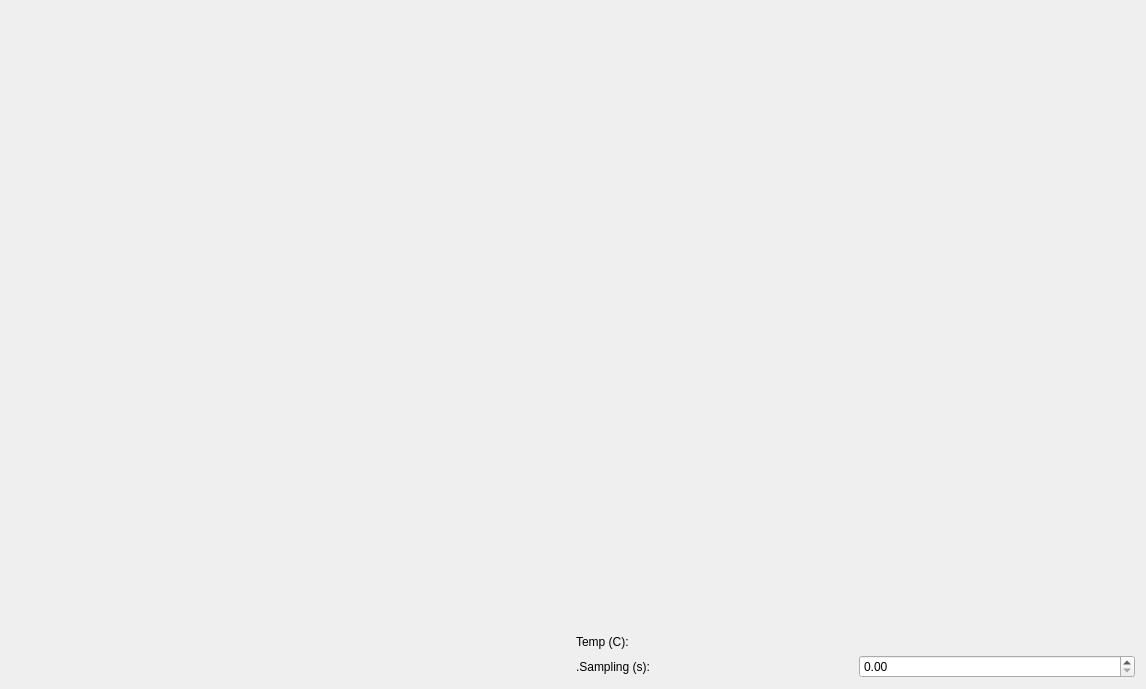
Above: SpidrMpx3Eq/qcstmconfigmonitoring.ui from navrit/dexter before the change. Below: the same form after it.
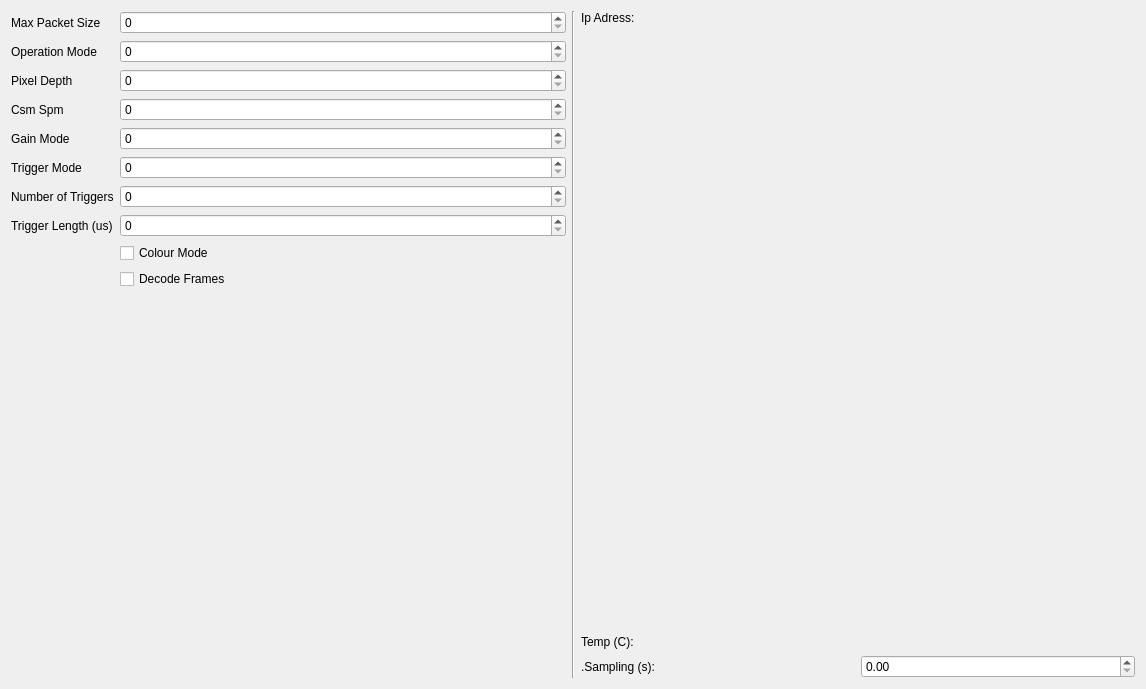
That is the form after the change.

```diff
--- a/SpidrMpx3Eq/qcstmconfigmonitoring.ui
+++ b/SpidrMpx3Eq/qcstmconfigmonitoring.ui
@@ -15,37 +15,195 @@
   </property>
   <layout class="QHBoxLayout" name="horizontalLayout_2">
    <item>
-    <layout class="QHBoxLayout" name="horizontalLayout">
+    <layout class="QHBoxLayout" name="horizontalLayout" stretch="0,0,0">
      <item>
-      <widget class="QWidget" name="widget" native="true"/>
-     </item>
-     <item>
-      <layout class="QGridLayout" name="gridLayout">
+      <layout class="QFormLayout" name="formLayout">
+       <item row="0" column="0">
+        <widget class="QLabel" name="label_4">
+         <property name="text">
+          <string>Max Packet Size</string>
+         </property>
+        </widget>
+       </item>
+       <item row="0" column="1">
+        <widget class="QSpinBox" name="maxPacketSizeSpinner">
+         <property name="keyboardTracking">
+          <bool>false</bool>
+         </property>
+         <property name="maximum">
+          <number>999999999</number>
+         </property>
+        </widget>
+       </item>
+       <item row="1" column="0">
+        <widget class="QLabel" name="label_3">
+         <property name="text">
+          <string>Operation Mode</string>
+         </property>
+        </widget>
+       </item>
        <item row="1" column="1">
+        <widget class="QSpinBox" name="operationModeSpinner">
+         <property name="keyboardTracking">
+          <bool>false</bool>
+         </property>
+         <property name="maximum">
+          <number>9999999</number>
+         </property>
+        </widget>
+       </item>
+       <item row="2" column="0">
+        <widget class="QLabel" name="label_2">
+         <property name="text">
+          <string>Pixel Depth</string>
+         </property>
+        </widget>
+       </item>
+       <item row="2" column="1">
+        <widget class="QSpinBox" name="pixelDepthSpinner">
+         <property name="keyboardTracking">
+          <bool>false</bool>
+         </property>
+         <property name="maximum">
+          <number>9999999</number>
+         </property>
+        </widget>
+       </item>
+       <item row="3" column="0">
+        <widget class="QLabel" name="label_5">
+         <property name="text">
+          <string>Csm Spm</string>
+         </property>
+        </widget>
+       </item>
+       <item row="3" column="1">
+        <widget class="QSpinBox" name="csmSpmSpinner">
+         <property name="keyboardTracking">
+          <bool>false</bool>
+         </property>
+         <property name="maximum">
+          <number>9999999</number>
+         </property>
+        </widget>
+       </item>
+       <item row="4" column="0">
+        <widget class="QLabel" name="label_6">
+         <property name="text">
+          <string>Gain Mode</string>
+         </property>
+        </widget>
+       </item>
+       <item row="4" column="1">
+        <widget class="QSpinBox" name="gainModeSpinner">
+         <property name="keyboardTracking">
+          <bool>false</bool>
+         </property>
+         <property name="maximum">
+          <number>9999999</number>
+         </property>
+        </widget>
+       </item>
+       <item row="5" column="0">
+        <widget class="QLabel" name="label_7">
+         <property name="text">
+          <string>Trigger Mode</string>
+         </property>
+        </widget>
+       </item>
+       <item row="5" column="1">
+        <widget class="QSpinBox" name="triggerModeSpinner">
+         <property name="keyboardTracking">
+          <bool>false</bool>
+         </property>
+         <property name="maximum">
+          <number>999999</number>
+         </property>
+        </widget>
+       </item>
+       <item row="6" column="0">
+        <widget class="QLabel" name="label_9">
+         <property name="text">
+          <string>Number of Triggers</string>
+         </property>
+        </widget>
+       </item>
+       <item row="6" column="1">
+        <widget class="QSpinBox" name="nTriggersSpinner">
+         <property name="keyboardTracking">
+          <bool>false</bool>
+         </property>
+         <property name="maximum">
+          <number>999999999</number>
+         </property>
+        </widget>
+       </item>
+       <item row="7" column="0">
+        <widget class="QLabel" name="label_8">
+         <property name="text">
+          <string>Trigger Length (us)</string>
+         </property>
+        </widget>
+       </item>
+       <item row="7" column="1">
+        <widget class="QSpinBox" name="triggerLengthSpinner">
+         <property name="keyboardTracking">
+          <bool>false</bool>
+         </property>
+         <property name="maximum">
+          <number>999999999</number>
+         </property>
+        </widget>
+       </item>
+       <item row="8" column="1">
+        <widget class="QCheckBox" name="ColourModeCheckBox">
+         <property name="text">
+          <string>Colour Mode</string>
+         </property>
+        </widget>
+       </item>
+       <item row="9" column="1">
+        <widget class="QCheckBox" name="decodeFramesCheckbox">
+         <property name="text">
+          <string>Decode Frames</string>
+         </property>
+        </widget>
+       </item>
+      </layout>
+     </item>
+     <item>
+      <widget class="Line" name="line">
+       <property name="orientation">
+        <enum>Qt::Vertical</enum>
+       </property>
+      </widget>
+     </item>
+     <item>
+      <layout class="QGridLayout" name="gridLayout">
+       <item row="2" column="1">
         <widget class="QLabel" name="tempMeasLabel">
          <property name="text">
           <string/>
          </property>
         </widget>
        </item>
-       <item row="2" column="1">
+       <item row="3" column="1">
         <widget class="QDoubleSpinBox" name="samplingSpinner"/>
        </item>
-       <item row="1" column="0">
+       <item row="2" column="0">
         <widget class="QLabel" name="label_0">
          <property name="text">
           <string>Temp (C):</string>
          </property>
         </widget>
        </item>
-       <item row="2" column="0">
+       <item row="3" column="0">
         <widget class="QLabel" name="label_1">
          <property name="text">
           <string>.Sampling (s):</string>
          </property>
         </widget>
        </item>
-       <item row="0" column="0">
+       <item row="1" column="0">
         <spacer name="verticalSpacer">
          <property name="orientation">
           <enum>Qt::Vertical</enum>
@@ -58,6 +216,20 @@
          </property>
         </spacer>
        </item>
+       <item row="0" column="0">
+        <widget class="QLabel" name="label">
+         <property name="text">
+          <string>Ip Adress:</string>
+         </property>
+        </widget>
+       </item>
+       <item row="0" column="1">
+        <widget class="QLabel" name="ipLabel">
+         <property name="text">
+          <string/>
+         </property>
+        </widget>
+       </item>
       </layout>
      </item>
     </layout>
```
